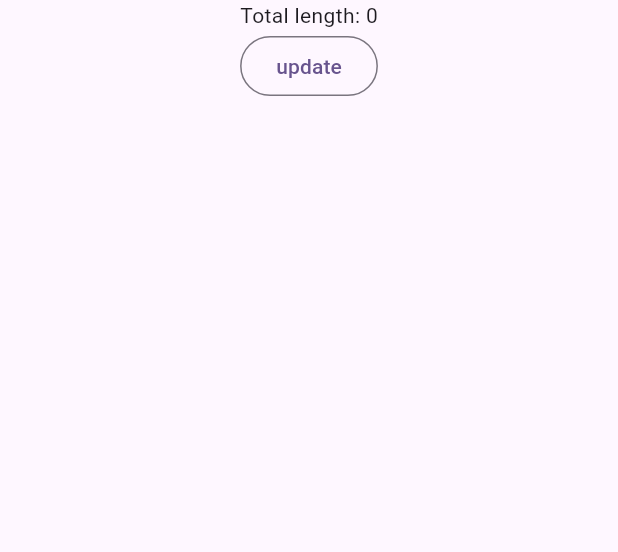
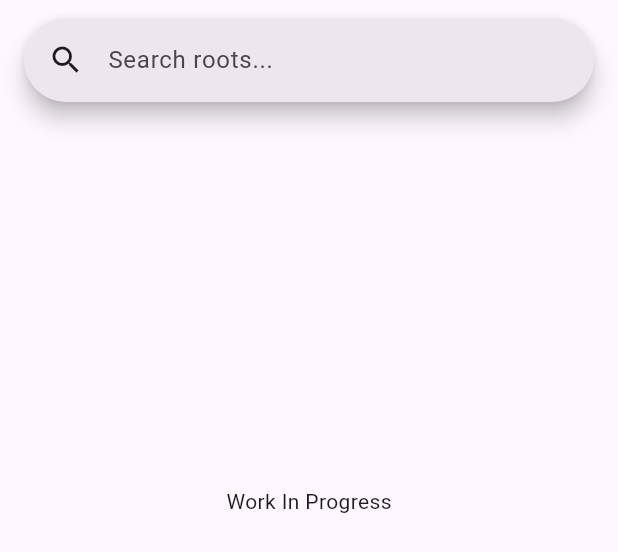
Before and after one commit to yuorb/enthrirhc, a Flutter app: the SearchPage widget shown alone on an empty page, opened directly, on a phone screen of 412 x 824 dp. Shown: the top 552 px of the screen. Run offline on Flutter 3.47's test engine with Material 2 defaults, Android fonts, the phone set to English and light mode, and no system bars; our stand-ins replace drift, file_picker; missing offline and left inert: sqlite3; accounts and stored records are empty; generated files the repository leaves out were written again; statements that could not run were skipped.

Commit message:
Update search page ui

```diff
--- /dev/null
+++ b/lib/pages/search.dart
@@ -0,0 +1,77 @@
+import 'package:flutter/material.dart';
+import 'package:provider/provider.dart';
+import 'package:ithkuil_helper/common/store.dart';
+
+import '../common/types.dart';
+import '../database/shared.dart';
+
+class SearchPage extends StatefulWidget {
+  const SearchPage({super.key});
+
+  @override
+  State<SearchPage> createState() => _SearchPageState();
+}
+
+class _SearchPageState extends State<SearchPage> {
+  List roots = [];
+
+  void search(Database database) async {
+    final rows = await database.search();
+    setState(() {
+      roots = rows
+          .map(
+            (row) => Root(
+              root: row.root,
+              refers: row.refers,
+              stems: [row.stem1, row.stem2, row.stem3],
+              notes: row.notes,
+              see: row.see,
+            ),
+          )
+          .toList();
+    });
+  }
+
+  @override
+  Widget build(BuildContext context) {
+    return CustomScrollView(
+      slivers: [
+        const SliverToBoxAdapter(
+          child: SizedBox(height: 12),
+        ),
+        SliverAppBar(
+          clipBehavior: Clip.none,
+          shape: const StadiumBorder(),
+          // scrolledUnderElevation: 0.0,
+          // titleSpacing: 0.0,
+          title: Consumer<LexiconModel>(
+            builder: (context, lexicon, child) {
+              return SearchAnchor.bar(
+                barHintText: "Search roots...",
+                suggestionsBuilder: (BuildContext context, SearchController controller) {
+                  return List<Widget>.generate(
+                    5,
+                    (int index) {
+                      return ListTile(
+                        titleAlignment: ListTileTitleAlignment.center,
+                        title: Text('Initial list item $index'),
+                      );
+                    },
+                  );
+                },
+              );
+            },
+          ),
+        ),
+        const SliverToBoxAdapter(
+          child: Column(
+            children: [
+              SizedBox(height: 256),
+              Text("Work In Progress"),
+            ],
+          ),
+        )
+      ],
+    );
+  }
+}
--- a/lib/pages/search/index.dart
+++ /dev/null
@@ -1,52 +0,0 @@
-import 'package:flutter/material.dart';
-import 'package:provider/provider.dart';
-import 'package:ithkuil_helper/common/store.dart';
-
-import '../../common/types.dart';
-import '../../database/shared.dart';
-
-class SearchPage extends StatefulWidget {
-  const SearchPage({super.key});
-
-  @override
-  State<SearchPage> createState() => _SearchPageState();
-}
-
-class _SearchPageState extends State<SearchPage> {
-  List roots = [];
-
-  void search(Database database) async {
-    final rows = await database.search();
-    setState(() {
-      roots = rows
-          .map(
-            (row) => Root(
-                root: row.root,
-                refers: row.refers,
-                stems: [row.stem1, row.stem2, row.stem3],
-                notes: row.notes,
-                see: row.see),
-          )
-          .toList();
-    });
-  }
-
-  @override
-  Widget build(BuildContext context) {
-    return Center(child: Consumer<LexiconModel>(
-      builder: (context, lexicon, child) {
-        return Column(
-          children: [
-            Text('Total length: ${roots.length.toString()}'),
-            OutlinedButton(
-              onPressed: () {
-                search(lexicon.database);
-              },
-              child: const Text("update"),
-            )
-          ],
-        );
-      },
-    ));
-  }
-}
```
Also changed, not shown: lib/main.dart (+7 -15 lines), lib/pages/construct.dart (+7 -1 lines), lib/pages/search/app_bar.dart (deleted, +0 -15 lines), lib/pages/settings.dart (+4 -6 lines).
